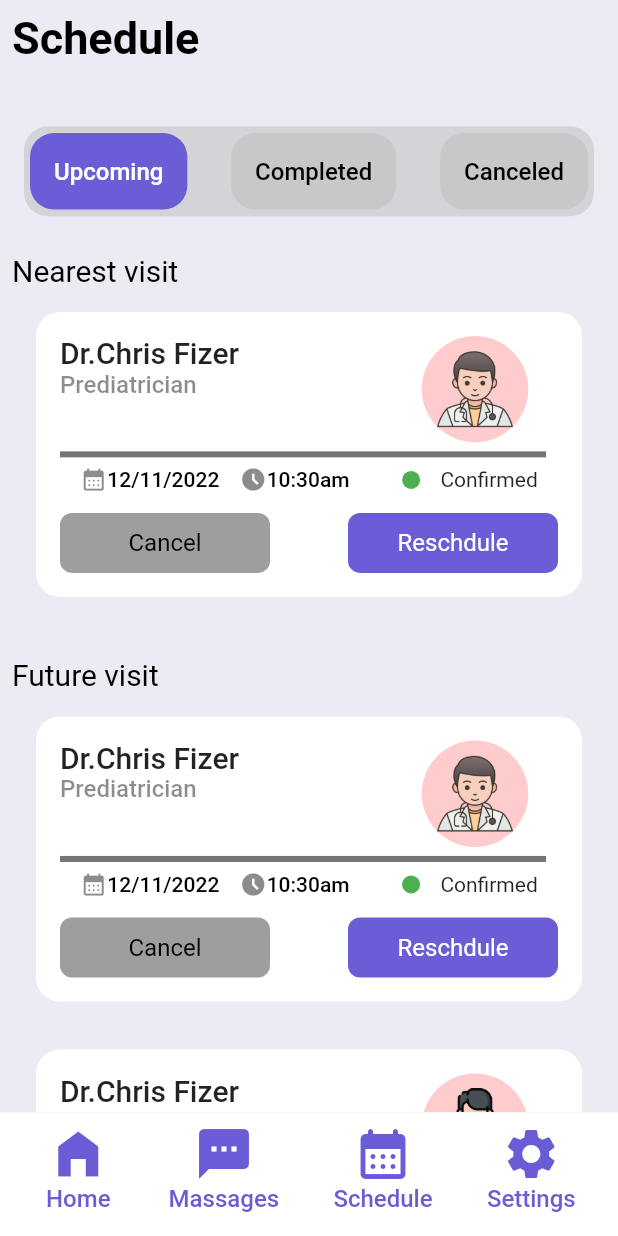
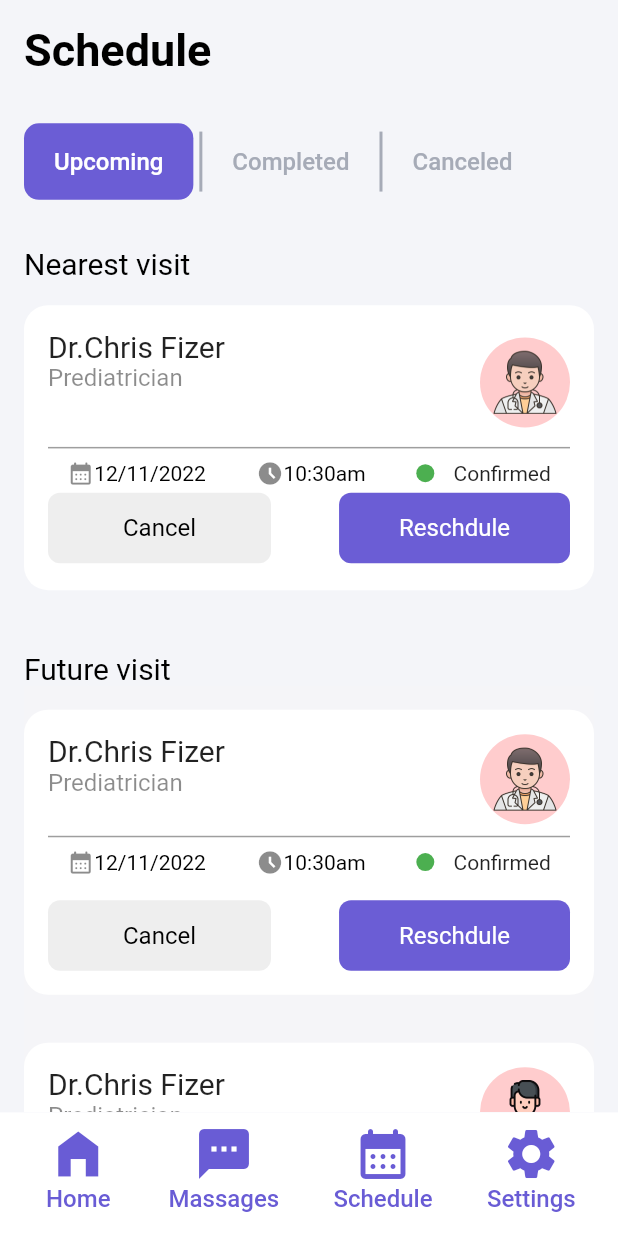
Before and after one commit to marufrobin/medical_app, a Flutter app: the screen it shows after launch, on a phone screen of 412 x 824 dp. Run offline on Flutter 3.47's test engine with Material 2 defaults, Android fonts, the phone set to English and light mode, and no system bars.

Commit message:
UI Design fixed

```diff
--- a/lib/home_page.dart
+++ b/lib/home_page.dart
@@ -10,7 +10,7 @@ class HomePage extends StatelessWidget {
   Widget build(BuildContext context) {
     return SingleChildScrollView(
       child: Container(
-        padding: const EdgeInsets.all(8.0),
+        padding: const EdgeInsets.all(16.0),
         // height: MediaQuery.of(context).size.height,
         child: Column(
           crossAxisAlignment: CrossAxisAlignment.start,
@@ -23,73 +23,9 @@ class HomePage extends StatelessWidget {
                   fontWeight: FontWeight.w600),
             ),
             SizedBox(
-              height: MediaQuery.of(context).size.height * 0.05,
+              height: MediaQuery.of(context).size.height * 0.03,
             ),
-            Container(
-              margin: EdgeInsets.symmetric(horizontal: 8),
-              padding: EdgeInsets.all(4),
-              width: double.infinity,
-              height: 60,
-              decoration: BoxDecoration(
-                  color: Colors.grey.shade400.withOpacity(0.5),
-                  borderRadius: BorderRadius.circular(16)),
-              child: Row(
-                children: [
-                  TextButton(
-                      style: ButtonStyle(
-                          shape: MaterialStateProperty.all(
-                              RoundedRectangleBorder(
-                                  borderRadius: BorderRadius.circular(16))),
-                          backgroundColor:
-                              MaterialStateProperty.all(Color(0xff6B5DD5)),
-                          padding:
-                              MaterialStateProperty.all(EdgeInsets.all(16))),
-                      onPressed: () {},
-                      child: Container(
-                        child: Text(
-                          "Upcoming",
-                          style: TextStyle(fontSize: 16, color: Colors.white),
-                        ),
-                      )),
-                  Spacer(),
-                  TextButton(
-                      style: ButtonStyle(
-                          shape: MaterialStateProperty.all(
-                              RoundedRectangleBorder(
-                                  borderRadius: BorderRadius.circular(16))),
-                          backgroundColor: MaterialStateProperty.all(
-                            Colors.grey.shade400.withOpacity(0.5),
-                          ),
-                          padding:
-                              MaterialStateProperty.all(EdgeInsets.all(16))),
-                      onPressed: () {},
-                      child: Container(
-                        child: Text(
-                          "Completed",
-                          style: TextStyle(fontSize: 16, color: Colors.black),
-                        ),
-                      )),
-                  Spacer(),
-                  TextButton(
-                      style: ButtonStyle(
-                          shape: MaterialStateProperty.all(
-                              RoundedRectangleBorder(
-                                  borderRadius: BorderRadius.circular(16))),
-                          backgroundColor: MaterialStateProperty.all(
-                            Colors.grey.shade400.withOpacity(0.5),
-                          ),
-                          padding:
-                              MaterialStateProperty.all(EdgeInsets.all(16))),
-                      onPressed: () {},
-                      child: Container(
-                        child: Text(
-                          "Canceled",
-                          style: TextStyle(fontSize: 16, color: Colors.black),
-                        ),
-                      ))
-                ],
-              ),
-            ),
+            tabView(),
             SizedBox(
               height: MediaQuery.of(context).size.height * 0.03,
             ),
@@ -103,7 +39,7 @@ class HomePage extends StatelessWidget {
             ),
             Container(
               padding: EdgeInsets.all(16),
-              margin: EdgeInsets.all(16),
+              margin: EdgeInsets.symmetric(vertical: 16),
               width: double.infinity,
               height: 190,
               decoration: BoxDecoration(
@@ -121,33 +57,30 @@ class HomePage extends StatelessWidget {
                               "${ListUserData[0].doctorName}",
                               style: TextStyle(
                                 fontSize: 20,
-                                fontWeight: FontWeight.w500,
+                                // fontWeight: FontWeight.w500,
                               ),
                             ),
                             Text(
                               "${ListUserData[0].doctorType}",
                               style: TextStyle(
                                   fontSize: 16,
-                                  fontWeight: FontWeight.w500,
+                                  // fontWeight: FontWeight.w500,
                                   color: Colors.black45),
                             )
                           ],
                         )),
-                    Expanded(
-                      flex: 1,
-                      child: CircleAvatar(
-                        backgroundColor: Color(0xffFFCCCD),
-                        child: Image.asset("${ListUserData[0].doctorImage}",
-                            scale: 10),
-                        radius: 40,
-                      ),
+                    CircleAvatar(
+                      backgroundColor: Color(0xffFFCCCD),
+                      child: Image.asset("${ListUserData[0].doctorImage}",
+                          scale: 12),
+                      radius: 30,
                     )
                   ],
                 )),
                 Divider(
-                  thickness: 4,
-                  endIndent: 8,
-                  color: Colors.black54,
+                  thickness: 1,
+                  // endIndent: 4,
+                  color: Colors.grey,
                 ),
                 Expanded(
                   // flex: 2,
@@ -158,11 +91,14 @@ class HomePage extends StatelessWidget {
                         children: [
                           buildCalenderTime(Icons.calendar_month_rounded,
                               ListUserData[0].appointDate),
+                          SizedBox(
+                            width: MediaQuery.of(context).size.width * 0.02,
+                          ),
                           buildCalenderTime(Icons.access_time_filled_outlined,
                               ListUserData[0].appointTime),
                           // Spacer(),
                           SizedBox(
-                            width: 8,
+                            width: MediaQuery.of(context).size.width * 0.02,
                           ),
                           CircleAvatar(
                             radius: 6,
@@ -175,16 +111,17 @@ class HomePage extends StatelessWidget {
                           )
                         ],
                       ),
-                      Spacer(),
+                      // Spacer(),
                       Row(
                         children: [
                           GestureDetector(
                             onTap: () {},
                             child: Container(
-                              height: 40,
-                              width: 140,
+                              margin: EdgeInsets.only(top: 4),
+                              padding: EdgeInsets.symmetric(
+                                  vertical: 14, horizontal: 50),
                               decoration: BoxDecoration(
-                                  color: Colors.grey,
+                                  color: Colors.grey.shade200,
                                   borderRadius: BorderRadius.circular(8)),
                               child: Center(
                                 child: Text(
@@ -199,8 +136,9 @@ class HomePage extends StatelessWidget {
                           GestureDetector(
                             onTap: () {},
                             child: Container(
-                              height: 40,
-                              width: 140,
+                              margin: EdgeInsets.only(top: 4),
+                              padding: EdgeInsets.symmetric(
+                                  vertical: 14, horizontal: 40),
                               decoration: BoxDecoration(
                                   color: Color(0xff6B5DD5),
                                   borderRadius: BorderRadius.circular(8)),
@@ -238,6 +176,73 @@ class HomePage extends StatelessWidget {
     );
   }
 
+  Container tabView() {
+    return Container(
+      width: double.infinity,
+      height: 64,
+      decoration: BoxDecoration(
+          color: Color(0xffF4F5F9), borderRadius: BorderRadius.circular(10)),
+      child: Row(
+        children: [
+          TextButton(
+              style: ButtonStyle(
+                  shape: MaterialStateProperty.all(RoundedRectangleBorder(
+                      borderRadius: BorderRadius.circular(10))),
+                  backgroundColor: MaterialStateProperty.all(Color(0xff6B5DD5)),
+                  padding: MaterialStateProperty.all(EdgeInsets.all(16))),
+              onPressed: () {},
+              child: Container(
+                margin: EdgeInsets.symmetric(horizontal: 4),
+                child: Text(
+                  "Upcoming",
+                  style: TextStyle(fontSize: 16, color: Colors.white),
+                ),
+              )),
+          Container(
+            margin: EdgeInsets.all(4),
+            height: 40,
+            width: 2,
+            color: Color(0xffA6ABB7),
+          ),
+          TextButton(
+              style: ButtonStyle(
+                  shape: MaterialStateProperty.all(RoundedRectangleBorder(
+                      borderRadius: BorderRadius.circular(10))),
+                  padding: MaterialStateProperty.all(EdgeInsets.all(8))),
+              onPressed: () {},
+              child: Container(
+                margin: EdgeInsets.symmetric(horizontal: 8),
+                child: Text(
+                  "Completed",
+                  style: TextStyle(fontSize: 16, color: Color(0xffA6ABB7)),
+                ),
+              )),
+          Container(
+            // padding: EdgeInsets.all(),
+            margin: EdgeInsets.all(4),
+
+            height: 40,
+            width: 2,
+            color: Color(0xffA6ABB7),
+          ),
+          TextButton(
+              style: ButtonStyle(
+                  shape: MaterialStateProperty.all(RoundedRectangleBorder(
+                      borderRadius: BorderRadius.circular(10))),
+                  padding: MaterialStateProperty.all(EdgeInsets.all(8))),
+              onPressed: () {},
+              child: Container(
+                margin: EdgeInsets.symmetric(horizontal: 8),
+                child: Text(
+                  "Canceled",
+                  style: TextStyle(fontSize: 16, color: Color(0xffA6ABB7)),
+                ),
+              ))
+        ],
+      ),
+    );
+  }
+
   Row buildCalenderTime(IconData iconName, String str) {
     return Row(
       children: [
@@ -248,8 +253,7 @@ class HomePage extends StatelessWidget {
         ),
         Text(
           "${str}",
-          style: TextStyle(
-              fontSize: 14, fontWeight: FontWeight.w500, color: Colors.black),
+          style: TextStyle(fontSize: 14, color: Colors.black),
         )
       ],
     );
--- a/lib/main.dart
+++ b/lib/main.dart
@@ -15,7 +15,7 @@ class MyApp extends StatelessWidget {
     return MaterialApp(
       home: SafeArea(
         child: Scaffold(
-          backgroundColor: Color(0xffECEBF4),
+          backgroundColor: Color(0xffF4F5F9),
           body: Container(
             height: double.infinity,
             width: double.infinity,
--- a/lib/pages/list_buider.dart
+++ b/lib/pages/list_buider.dart
@@ -9,15 +9,16 @@ class ListBuilder extends StatelessWidget {
   @override
   Widget build(BuildContext context) {
     return Container(
+      color: Color(0xffFEEE6),
       height: (220 * ListUserData.length).toDouble(),
       child: ListView.builder(
         physics: NeverScrollableScrollPhysics(),
         shrinkWrap: true,
-        itemCount: 10,
+        itemCount: ListUserData.length,
         itemBuilder: (context, index) {
           return Container(
             padding: EdgeInsets.all(16),
-            margin: EdgeInsets.all(16),
+            margin: EdgeInsets.symmetric(vertical: 16),
             width: double.infinity,
             height: 190,
             decoration: BoxDecoration(
@@ -35,48 +36,46 @@ class ListBuilder extends StatelessWidget {
                             "${ListUserData[index].doctorName}",
                             style: TextStyle(
                               fontSize: 20,
-                              fontWeight: FontWeight.w500,
+                              // fontWeight: FontWeight.w500,
                             ),
                           ),
                           Text(
                             "${ListUserData[index].doctorType}",
                             style: TextStyle(
                                 fontSize: 16,
-                                fontWeight: FontWeight.w500,
+                                // fontWeight: FontWeight.w500,
                                 color: Colors.black45),
                           )
                         ],
                       )),
-                  Expanded(
-                    flex: 1,
-                    child: CircleAvatar(
+                  CircleAvatar(
                     backgroundColor: Color(0xffFFCCCD),
                     child: Image.asset("${ListUserData[index].doctorImage}",
-                          scale: 10),
-                      radius: 40,
-                    ),
+                        scale: 12),
+                    radius: 30,
                   )
                 ],
               )),
               Divider(
-                thickness: 4,
-                endIndent: 8,
-                color: Colors.black54,
+                thickness: 1,
+                // endIndent: 4,
+                color: Colors.grey,
               ),
-              Expanded(
-                // flex: 2,
-                child: Column(
+              Column(
                 children: [
                   Row(
                     mainAxisAlignment: MainAxisAlignment.spaceEvenly,
                     children: [
                       buildCalenderTime(Icons.calendar_month_rounded,
                           ListUserData[index].appointDate),
+                      SizedBox(
+                        width: MediaQuery.of(context).size.width * 0.02,
+                      ),
                       buildCalenderTime(Icons.access_time_filled_outlined,
                           ListUserData[index].appointTime),
                       // Spacer(),
                       SizedBox(
-                          width: 8,
+                        width: MediaQuery.of(context).size.width * 0.02,
                       ),
                       CircleAvatar(
                         radius: 6,
@@ -89,22 +88,28 @@ class ListBuilder extends StatelessWidget {
                       )
                     ],
                   ),
-                    Spacer(),
+                  SizedBox(
+                    height: MediaQuery.of(context).size.height * 0.02,
+                  ),
                   Row(
                     children: [
                       GestureDetector(
                         onTap: () {},
                         child: Container(
-                            height: 40,
-                            width: 140,
+                          // margin: EdgeInsets.only(top: 2),
+
+                          padding: EdgeInsets.symmetric(
+                              vertical: 14, horizontal: 50),
+                          // height: 40,
+                          // width: 140,
                           decoration: BoxDecoration(
-                                color: Colors.grey,
+                              color: Colors.grey.shade200,
                               borderRadius: BorderRadius.circular(8)),
                           child: Center(
                             child: Text(
                               "Cancel",
-                                style: TextStyle(
-                                    fontSize: 16, color: Colors.black),
+                              style:
+                                  TextStyle(fontSize: 16, color: Colors.black),
                             ),
                           ),
                         ),
@@ -113,16 +118,20 @@ class ListBuilder extends StatelessWidget {
                       GestureDetector(
                         onTap: () {},
                         child: Container(
-                            height: 40,
-                            width: 140,
+                          // margin: EdgeInsets.only(top: 16),
+
+                          padding: EdgeInsets.symmetric(
+                              vertical: 14, horizontal: 40),
+                          // height: 40,
+                          // width: 140,
                           decoration: BoxDecoration(
                               color: Color(0xff6B5DD5),
                               borderRadius: BorderRadius.circular(8)),
                           child: Center(
                             child: Text(
                               "Reschdule",
-                                style: TextStyle(
-                                    fontSize: 16, color: Colors.white),
+                              style:
+                                  TextStyle(fontSize: 16, color: Colors.white),
                             ),
                           ),
                         ),
@@ -130,7 +139,6 @@ class ListBuilder extends StatelessWidget {
                     ],
                   )
                 ],
-                ),
               )
             ]),
           );
@@ -149,8 +157,7 @@ class ListBuilder extends StatelessWidget {
         ),
         Text(
           "${str}",
-          style: TextStyle(
-              fontSize: 14, fontWeight: FontWeight.w500, color: Colors.black),
+          style: TextStyle(fontSize: 14, color: Colors.black),
         )
       ],
     );
```
Lines whose indentation alone changed are shown as unchanged.
